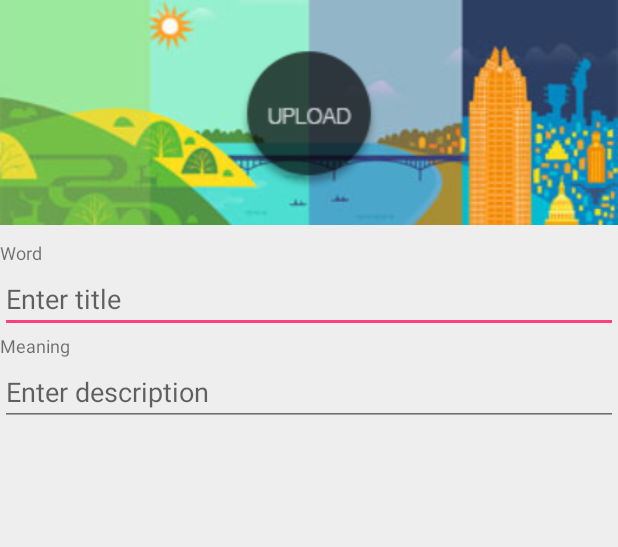
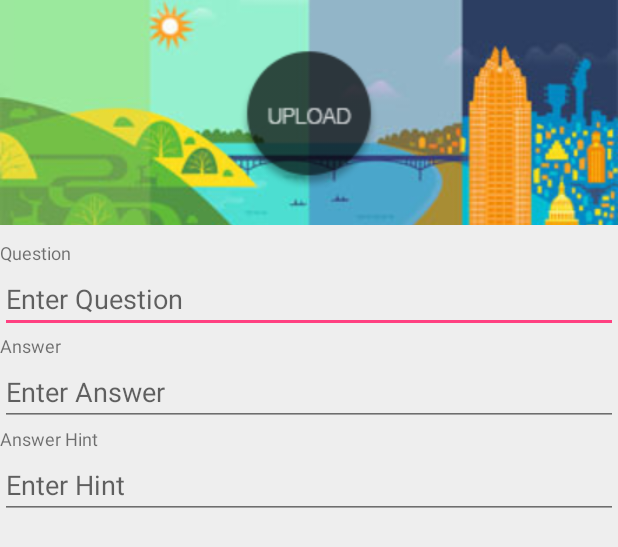
Before and after one commit to BuildmLearn/BuildmLearn-Toolkit-Android, an Android app: the layout flash_dialog_add_edit_item.xml on its own in the app's theme, with its tools: preview values and no code run, on a phone screen of 412 x 824 dp. Shown: the top 547 px of the screen. Run offline under Robolectric (Android 15) with nearby library versions, the phone set to English and light mode, and no system bars.

Commit message:
Flash Card Template: Add item logic

```diff
--- a/source-code/app/src/main/res/layout/flash_dialog_add_edit_item.xml
+++ b/source-code/app/src/main/res/layout/flash_dialog_add_edit_item.xml
@@ -10,6 +10,7 @@
         android:layout_marginBottom="10dp">
 
         <ImageView
+            android:id="@+id/banner_image"
             android:layout_width="match_parent"
             android:layout_height="match_parent"
             android:adjustViewBounds="true"
@@ -29,28 +30,42 @@
     <TextView
         android:id="@+id/textView2"
         style="@style/TextView.Caption.Light"
-        android:text="@string/info_template_word"
+        android:text="@string/flash_templete_question"
         android:textColor="@color/black_secondary_text"/>
 
     <EditText
-        android:id="@+id/info_word"
+        android:id="@+id/flash_question"
         android:layout_width="match_parent"
         android:layout_height="wrap_content"
-        android:hint="@string/info_template_word_hint"
+        android:hint="@string/flash_template_question_hint"
         android:inputType="textPersonName"/>
 
     <TextView
         style="@style/TextView.Caption.Light"
-        android:text="@string/info_template_meaning"
+        android:text="@string/flash_template_answer"
         android:textColor="@color/black_secondary_text"/>
 
 
     <EditText
-        android:id="@+id/info_meaning"
+        android:id="@+id/flash_answer"
         android:layout_width="match_parent"
         android:layout_height="wrap_content"
-        android:hint="@string/info_template_meaning_hint"
+        android:hint="@string/flash_template_anser_hint"
+        android:inputType="textPersonName"/>
+
+    <TextView
+        style="@style/TextView.Caption.Light"
+        android:text="@string/flash_template_hint"
+        android:textColor="@color/black_secondary_text"/>
+
+
+    <EditText
+        android:id="@+id/flash_hint"
+        android:layout_width="match_parent"
+        android:layout_height="wrap_content"
+        android:hint="@string/flash_template_hint_hint"
         android:inputType="textPersonName"/>
 
 
+
 </LinearLayout>
--- a/source-code/app/src/main/res/values/strings.xml
+++ b/source-code/app/src/main/res/values/strings.xml
@@ -62,6 +62,12 @@
         <item>Gallery</item>
     </string-array>
     <string name="flash_choose">Choose</string>
+    <string name="flash_templete_question">Question</string>
+    <string name="flash_template_answer">Answer</string>
+    <string name="flash_template_hint">Answer Hint</string>
+    <string name="flash_template_question_hint">Enter Question</string>
+    <string name="flash_template_anser_hint">Enter Answer</string>
+    <string name="flash_template_hint_hint">Enter Hint</string>
 
     <!-- Template Resources-->
     <string name="basic_m_learning_title">Basic mLearning</string>
```
